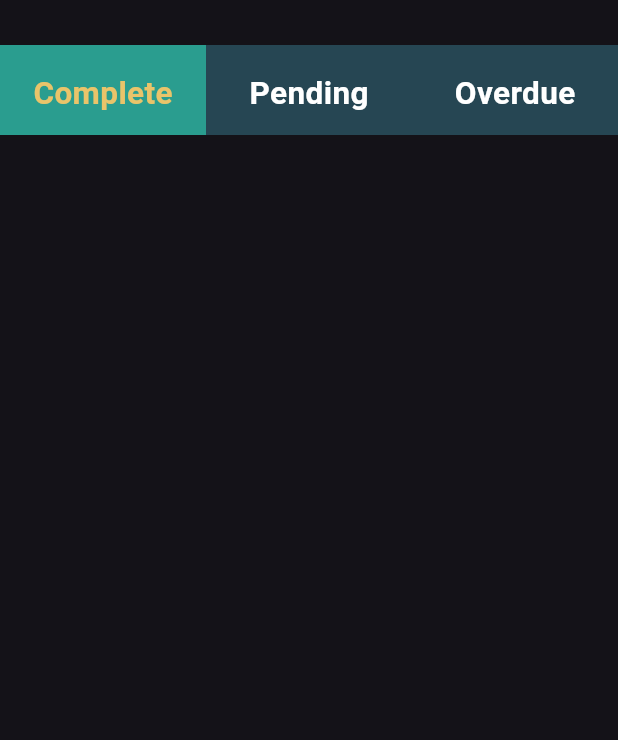
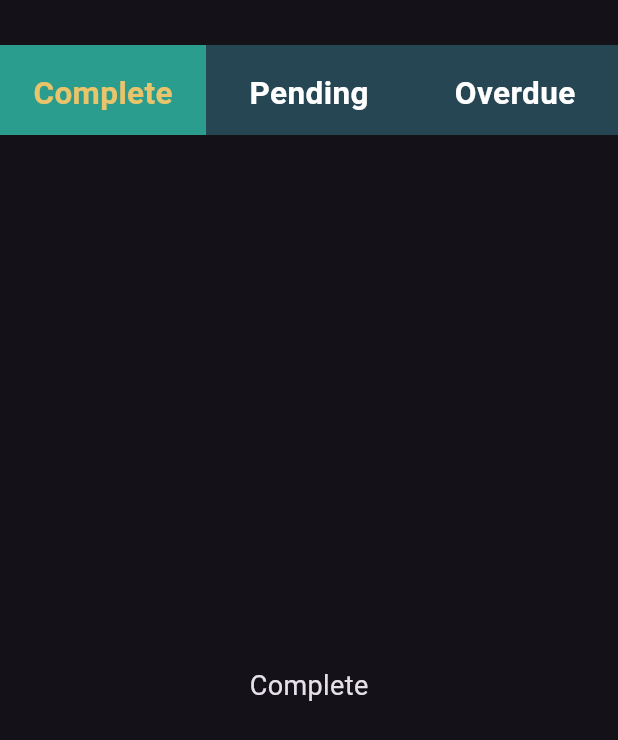
Before and after one commit to ahmedjamal22290/todo_list_app, a Flutter app: the screen it shows after launch, on a phone screen of 412 x 824 dp. Shown: the top 740 px of the screen. Run offline on Flutter 3.47's test engine with Material 3 defaults, Android fonts, the phone set to English and light mode, and no system bars.

```diff
--- a/lib/views/home_view.dart
+++ b/lib/views/home_view.dart
@@ -67,6 +67,11 @@ class _HomeViewBodyState extends State<HomeViewBody> {
             },
           ),
         ),
+        Expanded(
+          child: Center(
+            child: content[selectedIndex],
+          ),
+        )
       ],
     );
   }
```
